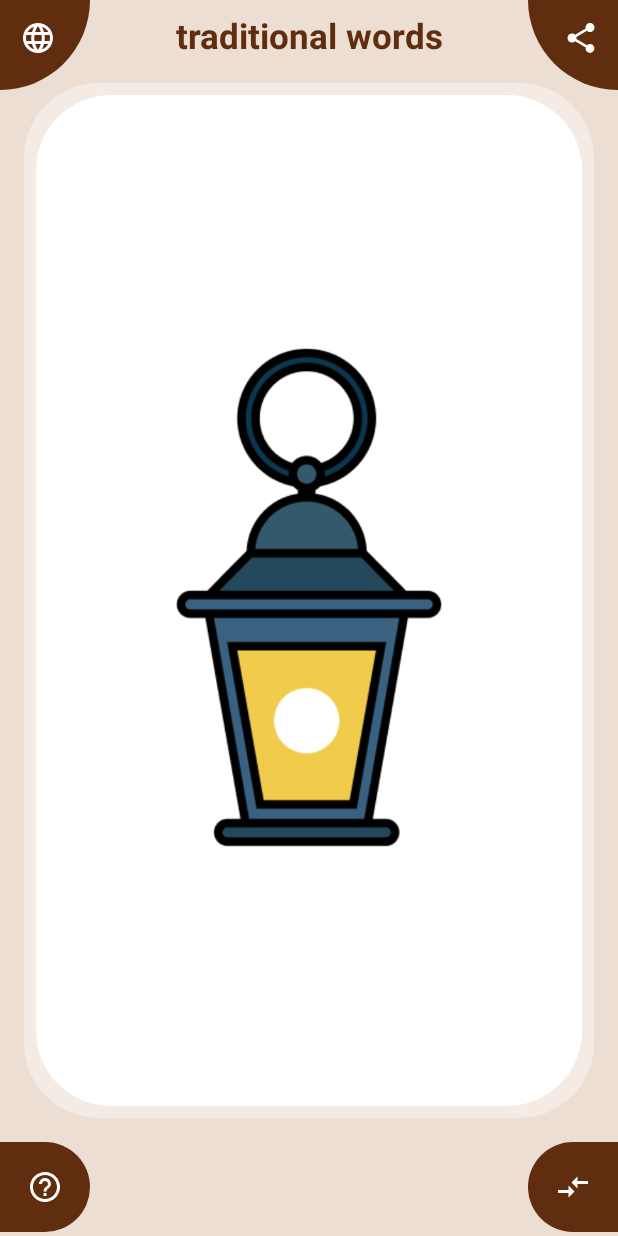
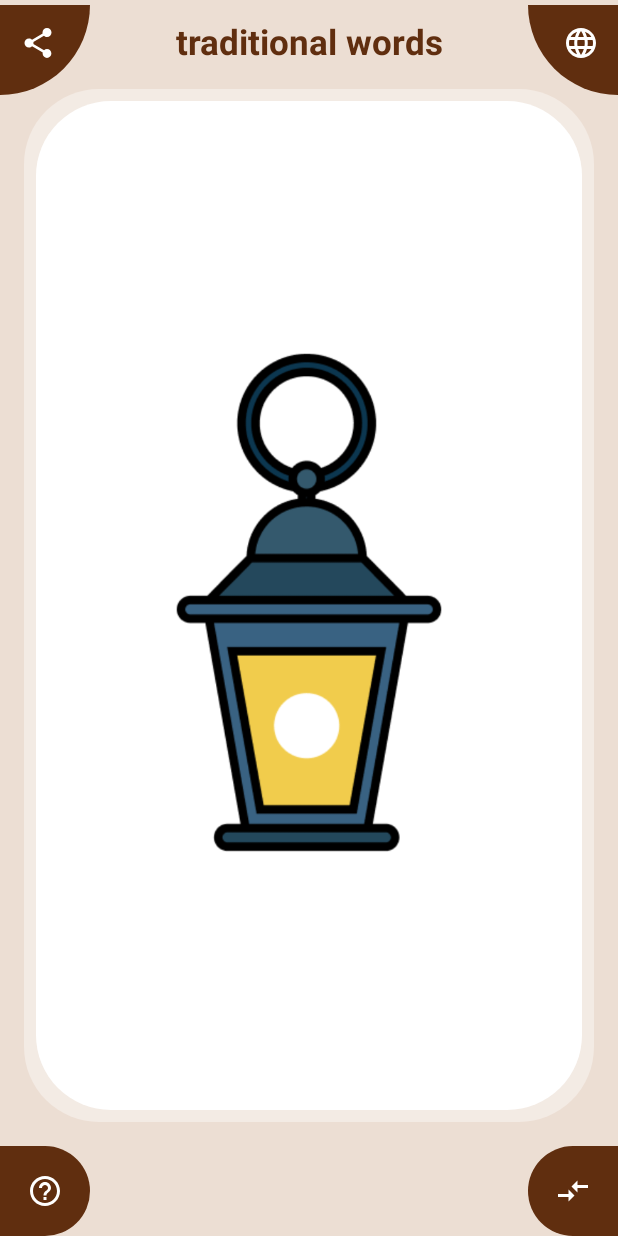
Before and after one commit to anas-stuff/Heritage-word-game-project, an Android app: the screen it shows after launch (MainActivity), on a phone screen of 412 x 824 dp. Run offline under Robolectric (Android 15) with nearby library versions, the phone set to English and light mode, and no system bars.

```diff
--- /dev/null
+++ b/app/src/main/res/drawable/ic_android_black_24dp.xml
@@ -0,0 +1,5 @@
+<vector android:autoMirrored="true" android:height="24dp"
+    android:viewportHeight="24" android:viewportWidth="24"
+    android:width="24dp" xmlns:android="http://schemas.android.com/apk/res/android">
+    <path android:fillColor="#FF000000" android:pathData="M17.6,11.48 L19.44,8.3a0.63,0.63 0,0 0,-1.09 -0.63l-1.88,3.24a11.43,11.43 0,0 0,-8.94 0L5.65,7.67a0.63,0.63 0,0 0,-1.09 0.63L6.4,11.48A10.81,10.81 0,0 0,1 20L23,20A10.81,10.81 0,0 0,17.6 11.48ZM7,17.25A1.25,1.25 0,1 1,8.25 16,1.25 1.25,0 0,1 7,17.25ZM17,17.25A1.25,1.25 0,1 1,18.25 16,1.25 1.25,0 0,1 17,17.25Z"/>
+</vector>
--- a/app/src/main/res/layout/activity_main.xml
+++ b/app/src/main/res/layout/activity_main.xml
@@ -20,9 +20,7 @@
             app:layout_constraintBottom_toBottomOf="@+id/button_change_language"
             app:layout_constraintEnd_toEndOf="parent"
             app:layout_constraintStart_toStartOf="parent"
-            app:layout_constraintTop_toTopOf="parent"
-            app:layout_constraintHorizontal_bias="0.0"
-            app:layout_constraintVertical_bias="0.38" />
+            app:layout_constraintTop_toTopOf="parent" />
 
     <ImageView
             android:id="@+id/image_view_question"
@@ -51,8 +49,7 @@
             app:layout_constraintBottom_toBottomOf="parent"
             app:layout_constraintStart_toStartOf="parent"
             app:layout_constraintEnd_toStartOf="@+id/guideline2"
-            app:layout_constraintHorizontal_bias="0.0"
-            app:layout_constraintTop_toTopOf="@+id/guideline" />
+            app:layout_constraintHorizontal_bias="0.0" />
 
     <ImageButton
             android:id="@+id/button_change_question"
@@ -65,44 +62,45 @@
             app:layout_constraintBottom_toBottomOf="parent"
             app:layout_constraintEnd_toEndOf="parent"
             app:layout_constraintStart_toStartOf="@+id/guideline2"
-            app:layout_constraintHorizontal_bias="1.0"
-            app:layout_constraintTop_toTopOf="@+id/guideline" />
+            app:layout_constraintHorizontal_bias="1.0" />
 
     <ImageButton
             android:id="@+id/button_change_language"
             android:layout_width="60dp"
             android:layout_height="60dp"
-            android:background="@drawable/pie_right"
+            android:background="@drawable/pie_left"
             app:layout_constraintTop_toTopOf="parent"
             app:srcCompat="@drawable/ic_language_white_24dp"
-            app:layout_constraintEnd_toStartOf="@+id/guideline2"
-            app:layout_constraintStart_toStartOf="@+id/textView"
-            app:layout_constraintHorizontal_bias="0.0" />
+            app:layout_constraintEnd_toEndOf="parent"
+            app:layout_constraintStart_toStartOf="@+id/guideline2"
+            app:layout_constraintHorizontal_bias="1.0"
+            app:layout_constraintBottom_toTopOf="@+id/guideline3" />
 
     <ImageButton
             android:id="@+id/button_share_question"
             android:layout_width="60dp"
             android:layout_height="60dp"
-            android:background="@drawable/pie_left"
+            android:background="@drawable/pie_right"
             android:src="@drawable/ic_share_white_24dp"
-            app:layout_constraintStart_toStartOf="@+id/guideline2"
             app:layout_constraintTop_toTopOf="parent"
-            app:layout_constraintEnd_toEndOf="parent"
-            app:layout_constraintHorizontal_bias="1.0" />
-
-    <androidx.constraintlayout.widget.Guideline
-            android:layout_width="wrap_content"
-            android:layout_height="wrap_content"
-            android:id="@+id/guideline"
-            android:orientation="horizontal"
-            app:layout_constraintGuide_percent="0.92" />
+            app:layout_constraintStart_toStartOf="parent"
+            app:layout_constraintEnd_toStartOf="@+id/guideline2"
+            app:layout_constraintHorizontal_bias="0.0"
+            app:layout_constraintBottom_toTopOf="@+id/guideline3" />
 
     <androidx.constraintlayout.widget.Guideline
             android:layout_width="wrap_content"
             android:layout_height="wrap_content"
             android:id="@+id/guideline2"
             android:orientation="vertical"
-            app:layout_constraintGuide_percent="0.5" />
+            app:layout_constraintGuide_percent=".50" />
+
+    <androidx.constraintlayout.widget.Guideline
+            android:layout_width="wrap_content"
+            android:layout_height="wrap_content"
+            android:id="@+id/guideline3"
+            android:orientation="horizontal"
+            app:layout_constraintGuide_percent="0.08" />
 
 
 </androidx.constraintlayout.widget.ConstraintLayout>
```
Also changed, not shown: app/src/main/java/com/barmej/culturalwords/ShareActivity.java (+13 -2 lines).
